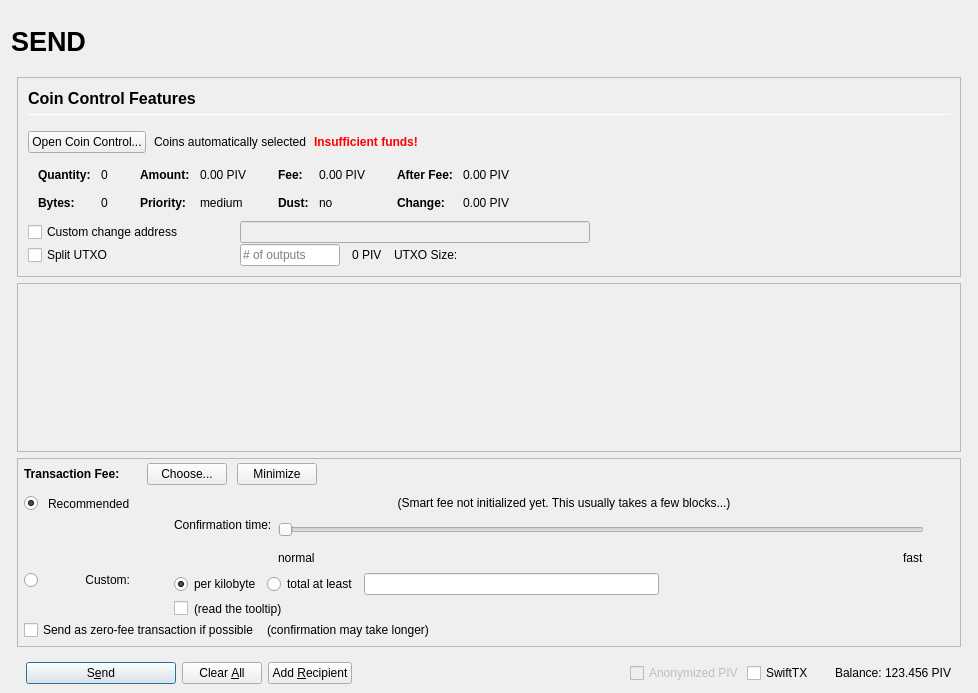
Before: the Qt Designer form src/qt/forms/sendcoinsdialog.ui in RapidsOfficial/Rapids, drawn with Qt 5.
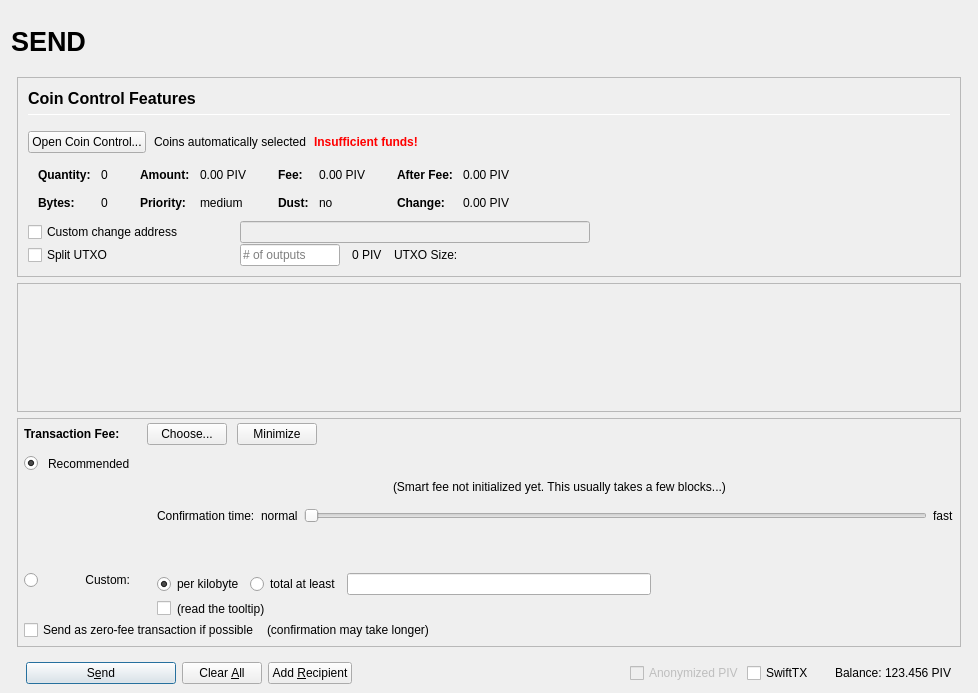
After: the same form once the commit is applied. Icons and pictures are not drawn. Custom widgets are drawn as their Qt base class.

Commit message: [UI] Resizing Sendcoins-Dialog fixed

What changed in the file:
```diff
--- a/src/qt/forms/sendcoinsdialog.ui
+++ b/src/qt/forms/sendcoinsdialog.ui
@@ -1126,106 +1126,7 @@
                   <property name="verticalSpacing">
                    <number>4</number>
                   </property>
-                  <item row="2" column="4">
-                   <layout class="QVBoxLayout" name="verticalLayoutFee8">
-                    <property name="spacing">
-                     <number>6</number>
-                    </property>
-                    <item>
-                     <layout class="QHBoxLayout" name="horizontalLayoutFee13">
-                      <item>
-                       <widget class="QRadioButton" name="radioCustomPerKilobyte">
-                        <property name="toolTip">
-                         <string>If the custom fee is set to 1000 uPIVs and the transaction is only 250 bytes, then &quot;per kilobyte&quot; only pays 250 uPIVs in fee,&lt;br /&gt;while &quot;at least&quot; pays 1000 uPIVs. For transactions bigger than a kilobyte both pay by kilobyte.</string>
-                        </property>
-                        <property name="text">
-                         <string>per kilobyte</string>
-                        </property>
-                        <property name="checked">
-                         <bool>true</bool>
-                        </property>
-                        <attribute name="buttonGroup">
-                         <string notr="true">groupCustomFee</string>
-                        </attribute>
-                       </widget>
-                      </item>
-                      <item>
-                       <widget class="QRadioButton" name="radioCustomAtLeast">
-                        <property name="toolTip">
-                         <string>If the custom fee is set to 1000 uPIVs and the transaction is only 250 bytes, then &quot;per kilobyte&quot; only pays 250 uPIVs in fee,&lt;br /&gt;while &quot;total at least&quot; pays 1000 uPIVs. For transactions bigger than a kilobyte both pay by kilobyte.</string>
-                        </property>
-                        <property name="text">
-                         <string>total at least</string>
-                        </property>
-                        <attribute name="buttonGroup">
-                         <string notr="true">groupCustomFee</string>
-                        </attribute>
-                       </widget>
-                      </item>
-                      <item>
-                       <widget class="BitcoinAmountField" name="customFee"/>
-                      </item>
-                      <item>
-                       <spacer name="horizontalSpacer_6">
-                        <property name="orientation">
-                         <enum>Qt::Horizontal</enum>
-                        </property>
-                        <property name="sizeHint" stdset="0">
-                         <size>
-                          <width>1</width>
-                          <height>1</height>
-                         </size>
-                        </property>
-                       </spacer>
-                      </item>
-                     </layout>
-                    </item>
-                    <item>
-                     <layout class="QHBoxLayout" name="horizontalLayoutFee8">
-                      <item>
-                       <widget class="QCheckBox" name="checkBoxMinimumFee">
-                        <property name="toolTip">
-                         <string>Paying only the minimum fee is just fine as long as there is less transaction volume than space in the blocks.&lt;br /&gt;But be aware that this can end up in a never confirming transaction once there is more demand for PIVX transactions than the network can process.</string>
-                        </property>
-                        <property name="text">
-                         <string/>
-                        </property>
-                       </widget>
-                      </item>
-                      <item>
-                       <widget class="QLabel" name="labelMinFeeWarning">
-                        <property name="enabled">
-                         <bool>true</bool>
-                        </property>
-                        <property name="toolTip">
-                         <string>Paying only the minimum fee is just fine as long as there is less transaction volume than space in the blocks.&lt;br /&gt;But be aware that this can end up in a never confirming transaction once there is more demand for PIVX transactions than the network can process.</string>
-                        </property>
-                        <property name="text">
-                         <string>(read the tooltip)</string>
-                        </property>
-                        <property name="margin">
-                         <number>5</number>
-                        </property>
-                       </widget>
-                      </item>
-                      <item>
-                       <spacer name="horizontalSpacer_2">
-                        <property name="orientation">
-                         <enum>Qt::Horizontal</enum>
-                        </property>
-                        <property name="sizeHint" stdset="0">
-                         <size>
-                          <width>1</width>
-                          <height>1</height>
-                         </size>
-                        </property>
-                       </spacer>
-                      </item>
-                     </layout>
-                    </item>
-                   </layout>
-                  </item>
-                  <item row="1" column="0">
+                  <item row="2" column="0">
                    <layout class="QVBoxLayout" name="verticalLayoutFee4" stretch="1">
                     <item>
                      <spacer name="verticalSpacer_2">
@@ -1242,7 +1143,7 @@
                     </item>
                    </layout>
                   </item>
-                  <item row="2" column="0">
+                  <item row="3" column="0">
                    <layout class="QVBoxLayout" name="verticalLayoutFee9" stretch="0,1">
                     <item>
                      <widget class="QRadioButton" name="radioCustomFee">
@@ -1269,14 +1170,106 @@
                     </item>
                    </layout>
                   </item>
-                  <item row="1" column="4">
-                   <layout class="QVBoxLayout" name="verticalLayoutFee3" stretch="0,0,1">
+                  <item row="3" column="1">
+                   <widget class="QLabel" name="labelCustomFee">
+                    <property name="text">
+                     <string>Custom:</string>
+                    </property>
+                    <property name="alignment">
+                     <set>Qt::AlignRight|Qt::AlignTop|Qt::AlignTrailing</set>
+                    </property>
+                   </widget>
+                  </item>
+                  <item row="1" column="1">
+                   <widget class="QLabel" name="labelSmartFee_2">
+                    <property name="text">
+                     <string>Recommended</string>
+                    </property>
+                   </widget>
+                  </item>
+                  <item row="1" column="0">
+                   <widget class="QRadioButton" name="radioSmartFee">
+                    <property name="text">
+                     <string/>
+                    </property>
+                    <property name="checked">
+                     <bool>true</bool>
+                    </property>
+                    <attribute name="buttonGroup">
+                     <string notr="true">groupFee</string>
+                    </attribute>
+                   </widget>
+                  </item>
+                  <item row="2" column="4">
+                   <layout class="QVBoxLayout" name="verticalLayoutFee3" stretch="0,0,0,1,0">
                     <property name="spacing">
                      <number>6</number>
                     </property>
                     <property name="topMargin">
                      <number>2</number>
                     </property>
+                    <item>
+                     <layout class="QHBoxLayout" name="horizontalLayout_recommended_texts">
+                      <property name="spacing">
+                       <number>0</number>
+                      </property>
+                      <item>
+                       <spacer name="horizontalSpacer_8">
+                        <property name="orientation">
+                         <enum>Qt::Horizontal</enum>
+                        </property>
+                        <property name="sizeHint" stdset="0">
+                         <size>
+                          <width>40</width>
+                          <height>20</height>
+                         </size>
+                        </property>
+                       </spacer>
+                      </item>
+                      <item>
+                       <widget class="QLabel" name="labelFeeEstimation">
+                        <property name="text">
+                         <string/>
+                        </property>
+                        <property name="margin">
+                         <number>2</number>
+                        </property>
+                       </widget>
+                      </item>
+                      <item>
+                       <widget class="QLabel" name="labelSmartFee2">
+                        <property name="text">
+                         <string>(Smart fee not initialized yet. This usually takes a few blocks...)</string>
+                        </property>
+                        <property name="alignment">
+                         <set>Qt::AlignLeading|Qt::AlignLeft|Qt::AlignVCenter</set>
+                        </property>
+                        <property name="wordWrap">
+                         <bool>false</bool>
+                        </property>
+                        <property name="margin">
+                         <number>2</number>
+                        </property>
+                        <property name="indent">
+                         <number>-1</number>
+                        </property>
+                       </widget>
+                      </item>
+                      <item>
+                       <spacer name="horizontalSpacer_3">
+                        <property name="orientation">
+                         <enum>Qt::Horizontal</enum>
+                        </property>
+                        <property name="sizeHint" stdset="0">
+                         <size>
+                          <width>40</width>
+                          <height>20</height>
+                         </size>
+                        </property>
+                       </spacer>
+                      </item>
+                     </layout>
+                    </item>
                     <item>
                      <layout class="QHBoxLayout" name="horizontalLayoutFee12">
                       <item>
@@ -1297,8 +1290,6 @@
                     <item>
                      <layout class="QHBoxLayout" name="horizontalLayoutFee9">
                       <item>
-                       <layout class="QVBoxLayout" name="verticalLayoutFee6">
-                        <item>
                          <widget class="QLabel" name="labelSmartFee3">
                           <property name="text">
                            <string>Confirmation time:</string>
@@ -1309,25 +1300,15 @@
                          </widget>
                         </item>
                         <item>
-                         <spacer name="verticalSpacer_3">
-                          <property name="orientation">
-                           <enum>Qt::Vertical</enum>
-                          </property>
-                          <property name="sizeHint" stdset="0">
-                           <size>
-                            <width>1</width>
-                            <height>1</height>
-                           </size>
-                          </property>
-                         </spacer>
-                        </item>
-                       </layout>
-                      </item>
-                      <item>
-                       <layout class="QVBoxLayout" name="verticalLayoutFee5">
-                        <property name="rightMargin">
-                         <number>30</number>
-                        </property>
+                       <widget class="QLabel" name="labelSmartFeeNormal">
+                        <property name="text">
+                         <string>normal</string>
+                        </property>
+                        <property name="margin">
+                         <number>2</number>
+                        </property>
+                       </widget>
+                      </item>
                         <item>
                          <widget class="QSlider" name="sliderSmartFee">
                           <property name="minimumSize">
@@ -1363,28 +1344,6 @@
                          </widget>
                         </item>
                         <item>
-                         <layout class="QHBoxLayout" name="horizontalLayoutFee10">
-                          <item>
-                           <widget class="QLabel" name="labelSmartFeeNormal">
-                            <property name="text">
-                             <string>normal</string>
-                            </property>
-                           </widget>
-                          </item>
-                          <item>
-                           <spacer name="horizontalSpacer_3">
-                            <property name="orientation">
-                             <enum>Qt::Horizontal</enum>
-                            </property>
-                            <property name="sizeHint" stdset="0">
-                             <size>
-                              <width>40</width>
-                              <height>20</height>
-                             </size>
-                            </property>
-                           </spacer>
-                          </item>
-                          <item>
                            <widget class="QLabel" name="labelSmartFeeFast">
                             <property name="text">
                              <string>fast</string>
@@ -1393,10 +1352,6 @@
                           </item>
                          </layout>
                         </item>
-                       </layout>
-                      </item>
-                     </layout>
-                    </item>
                     <item>
                      <spacer name="verticalSpacer_4">
                       <property name="orientation">
@@ -1410,39 +1365,121 @@
                       </property>
                      </spacer>
                     </item>
+                    <item>
+                     <spacer name="verticalSpacer_3">
+                      <property name="orientation">
+                       <enum>Qt::Vertical</enum>
+                      </property>
+                      <property name="sizeHint" stdset="0">
+                       <size>
+                        <width>20</width>
+                        <height>40</height>
+                       </size>
+                      </property>
+                     </spacer>
+                    </item>
                    </layout>
                   </item>
-                  <item row="0" column="1">
-                   <widget class="QLabel" name="labelSmartFee_2">
-                    <property name="text">
-                     <string>Recommended</string>
+                  <item row="3" column="4">
+                   <layout class="QVBoxLayout" name="verticalLayoutFee8">
+                    <property name="spacing">
+                     <number>6</number>
                     </property>
-                   </widget>
-                  </item>
-                  <item row="0" column="0">
-                   <widget class="QRadioButton" name="radioSmartFee">
+                    <item>
+                     <layout class="QHBoxLayout" name="horizontalLayoutFee13">
+                      <item>
+                       <widget class="QRadioButton" name="radioCustomPerKilobyte">
+                        <property name="toolTip">
+                         <string>If the custom fee is set to 1000 uPIVs and the transaction is only 250 bytes, then &quot;per kilobyte&quot; only pays 250 uPIVs in fee,&lt;br /&gt;while &quot;at least&quot; pays 1000 uPIVs. For transactions bigger than a kilobyte both pay by kilobyte.</string>
+                        </property>
                     <property name="text">
-                     <string/>
+                         <string>per kilobyte</string>
                     </property>
                     <property name="checked">
                      <bool>true</bool>
                     </property>
                     <attribute name="buttonGroup">
-                     <string notr="true">groupFee</string>
+                         <string notr="true">groupCustomFee</string>
                     </attribute>
                    </widget>
                   </item>
-                  <item row="2" column="1">
-                   <widget class="QLabel" name="labelCustomFee">
+                      <item>
+                       <widget class="QRadioButton" name="radioCustomAtLeast">
+                        <property name="toolTip">
+                         <string>If the custom fee is set to 1000 uPIVs and the transaction is only 250 bytes, then &quot;per kilobyte&quot; only pays 250 uPIVs in fee,&lt;br /&gt;while &quot;total at least&quot; pays 1000 uPIVs. For transactions bigger than a kilobyte both pay by kilobyte.</string>
+                        </property>
                     <property name="text">
-                     <string>Custom:</string>
-                    </property>
-                    <property name="alignment">
-                     <set>Qt::AlignRight|Qt::AlignTop|Qt::AlignTrailing</set>
-                    </property>
-                   </widget>
-                  </item>
-                  <item row="0" column="2">
+                         <string>total at least</string>
+                        </property>
+                        <attribute name="buttonGroup">
+                         <string notr="true">groupCustomFee</string>
+                        </attribute>
+                       </widget>
+                      </item>
+                      <item>
+                       <widget class="BitcoinAmountField" name="customFee"/>
+                      </item>
+                      <item>
+                       <spacer name="horizontalSpacer_6">
+                        <property name="orientation">
+                         <enum>Qt::Horizontal</enum>
+                        </property>
+                        <property name="sizeHint" stdset="0">
+                         <size>
+                          <width>1</width>
+                          <height>1</height>
+                         </size>
+                        </property>
+                       </spacer>
+                      </item>
+                     </layout>
+                    </item>
+                    <item>
+                     <layout class="QHBoxLayout" name="horizontalLayoutFee8">
+                      <item>
+                       <widget class="QCheckBox" name="checkBoxMinimumFee">
+                        <property name="toolTip">
+                         <string>Paying only the minimum fee is just fine as long as there is less transaction volume than space in the blocks.&lt;br /&gt;But be aware that this can end up in a never confirming transaction once there is more demand for PIVX transactions than the network can process.</string>
+                        </property>
+                        <property name="text">
+                         <string/>
+                        </property>
+                       </widget>
+                      </item>
+                      <item>
+                       <widget class="QLabel" name="labelMinFeeWarning">
+                        <property name="enabled">
+                         <bool>true</bool>
+                        </property>
+                        <property name="toolTip">
+                         <string>Paying only the minimum fee is just fine as long as there is less transaction volume than space in the blocks.&lt;br /&gt;But be aware that this can end up in a never confirming transaction once there is more demand for PIVX transactions than the network can process.</string>
+                        </property>
+                        <property name="text">
+                         <string>(read the tooltip)</string>
+                        </property>
+                        <property name="margin">
+                         <number>5</number>
+                        </property>
+                       </widget>
+                      </item>
+                      <item>
+                       <spacer name="horizontalSpacer_2">
+                        <property name="orientation">
+                         <enum>Qt::Horizontal</enum>
+                        </property>
+                        <property name="sizeHint" stdset="0">
+                         <size>
+                          <width>1</width>
+                          <height>1</height>
+                         </size>
+                        </property>
+                       </spacer>
+                      </item>
+                     </layout>
+                    </item>
+                   </layout>
+                  </item>
+                  <item row="1" column="2">
                    <widget class="QLabel" name="labelSmartFee">
                     <property name="text">
                      <string/>
@@ -1452,29 +1489,6 @@
                     </property>
                    </widget>
                   </item>
-                  <item row="0" column="3">
-                   <widget class="QLabel" name="labelFeeEstimation">
-                    <property name="text">
-                     <string/>
-                    </property>
-                   </widget>
-                  </item>
-                  <item row="0" column="4">
-                   <widget class="QLabel" name="labelSmartFee2">
-                    <property name="text">
-                     <string>(Smart fee not initialized yet. This usually takes a few blocks...)</string>
-                    </property>
-                    <property name="alignment">
-                     <set>Qt::AlignHCenter</set>
-                    </property>
-                    <property name="wordWrap">
-                     <bool>true</bool>
-                    </property>
-                    <property name="margin">
-                     <number>2</number>
-                    </property>
-                   </widget>
-                  </item>
                  </layout>
                 </item>
                 <item>
```
Lines whose indentation alone changed are shown as unchanged.
